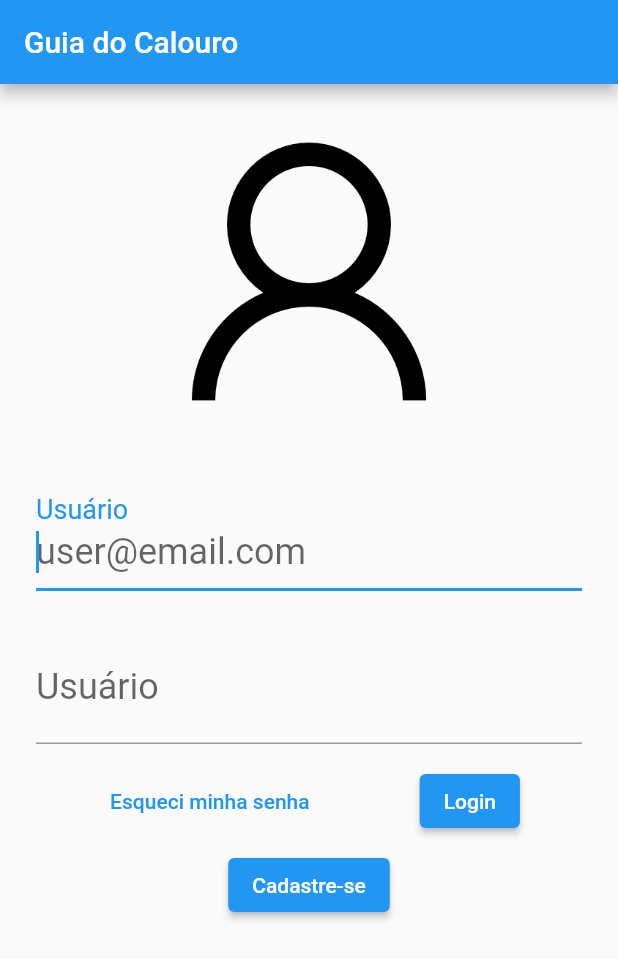
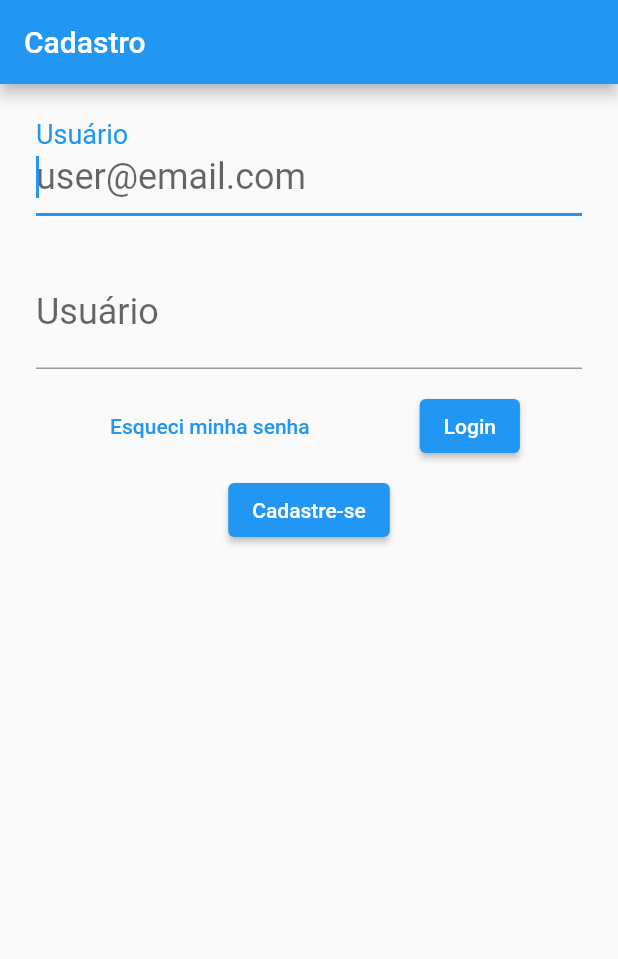
Before and after one commit to rafaelst97/guia_do_calouro, a Flutter app: the screen it shows after launch, on a phone screen of 412 x 824 dp. Shown: the top 959 px of the screen. Run offline on Flutter 3.47's test engine with Material 2 defaults, Android fonts, the phone set to English and light mode, and no system bars.

Commit message:
Iniciada tela de cadastro

```diff
--- a/lib/main.dart
+++ b/lib/main.dart
@@ -1,5 +1,7 @@
 import 'package:flutter/material.dart';
 import 'package:guia_do_calouro/screens/tela_login.dart';
+
+import 'screens/tela_cadastro.dart';
 
 void main() {
   runApp(const MyApp());
@@ -16,7 +18,7 @@ class MyApp extends StatelessWidget {
       theme: ThemeData(
         primarySwatch: Colors.blue,
       ),
-      home: TelaLogin(),
+      home: TelaCadastro(),
     );
   }
 }
--- /dev/null
+++ b/lib/screens/tela_cadastro.dart
@@ -0,0 +1,42 @@
+import 'package:flutter/material.dart';
+
+import '../widgets/tela_login/botao.dart';
+import '../widgets/tela_login/botao_cadastro.dart';
+import '../widgets/tela_login/botao_texto.dart';
+import '../widgets/tela_login/inputs.dart';
+
+class TelaCadastro extends StatelessWidget{
+  @override
+  Widget build(BuildContext context) {
+    return Scaffold(
+      appBar: AppBar(
+        title: Text("Cadastro"),
+      ),
+      body: SingleChildScrollView(
+        child: Column(
+          crossAxisAlignment: CrossAxisAlignment.center,
+          children: [
+            InputEmail(),
+            InputSenha(),
+            Row(
+              mainAxisAlignment: MainAxisAlignment.spaceEvenly,
+              children: [
+                BotaoTexto("Esqueci minha senha"),
+                Botao(),
+              ],
+            ),
+            Padding(
+              padding: const EdgeInsets.all(8.0),
+              child: Row(
+                mainAxisAlignment: MainAxisAlignment.spaceEvenly,
+                children: [
+                  BotaoCadastro(),
+                ],
+              ),
+            )
+          ],
+        ),
+      ),
+    );
+  }
+}
```
Also changed, not shown: lib/widgets/tela_cadastro/inputs.dart (added).
